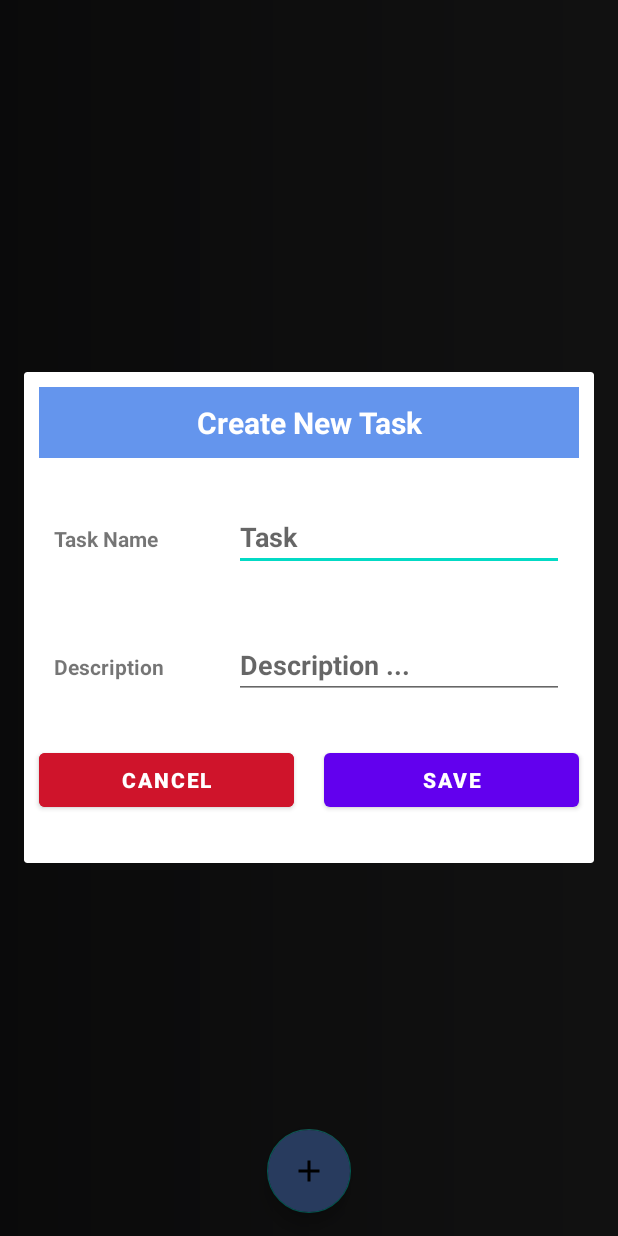
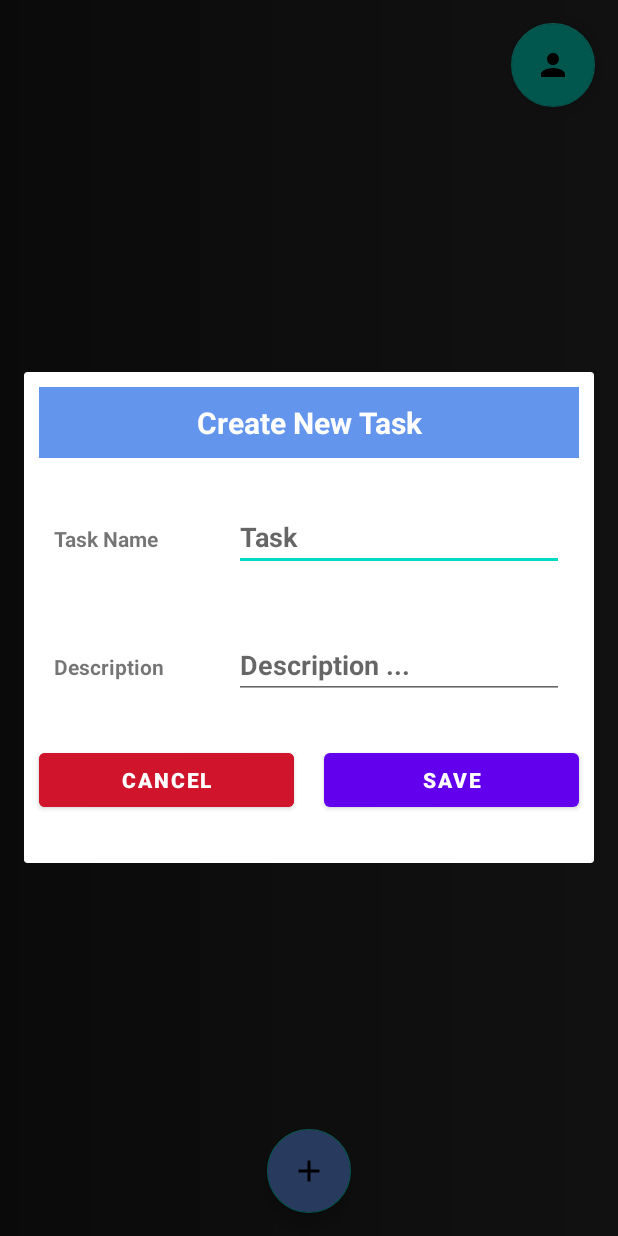
Before and after one commit to michelfawazz/EasyList, an Android app: the allTasks screen opened directly, with no data from a screen before it, after a tap on an icon or button, on a phone screen of 412 x 824 dp. Run offline under Robolectric (Android 15) with nearby library versions, the phone set to English and light mode, and no system bars; our stand-ins replace Firebase (no records; nobody signed in at launch, a user with empty details on screens opened directly).

Commit message:
Profile page

```diff
--- a/app/src/main/AndroidManifest.xml
+++ b/app/src/main/AndroidManifest.xml
@@ -9,6 +9,9 @@
         android:roundIcon="@mipmap/ic_launcher_round"
         android:supportsRtl="true"
         android:theme="@style/Theme.EasyList">
+        <activity
+            android:name=".Profile"
+            android:exported="true" />
         <activity
             android:name=".Overview"
             android:exported="true" />
--- a/app/src/main/java/com/example/easylist/allTasks.java
+++ b/app/src/main/java/com/example/easylist/allTasks.java
@@ -7,6 +7,7 @@ import androidx.recyclerview.widget.LinearLayoutManager;
 import androidx.recyclerview.widget.RecyclerView;
 
 import android.app.ProgressDialog;
+import android.content.Intent;
 import android.os.Bundle;
 import android.text.TextUtils;
 import android.view.LayoutInflater;
@@ -14,6 +15,8 @@ import android.view.View;
 import android.view.WindowManager;
 import android.widget.Button;
 import android.widget.EditText;
+import android.widget.ImageButton;
+import android.widget.ImageView;
 import android.widget.Toast;
 
 import com.google.android.gms.tasks.OnCompleteListener;
@@ -42,6 +45,8 @@ public class allTasks extends AppCompatActivity {
     private String description;
 
     private ProgressDialog loader;
+
+    private FloatingActionButton profileBtn;
 
 
     @Override
@@ -75,6 +80,20 @@ public class allTasks extends AppCompatActivity {
             @Override
             public void onClick(View v) {
                 CreateTask();
+            }
+        });
+
+
+
+        profileBtn =  findViewById(R.id.FloatingProfile);
+        profileBtn.setOnClickListener(new View.OnClickListener() {
+
+            @Override
+            public void onClick(View v) {
+
+                Intent intent = new Intent(allTasks.this, Profile.class);
+                startActivity(intent);
+
             }
         });
 
--- /dev/null
+++ b/app/src/main/res/drawable/ic_profile.xml
@@ -0,0 +1,5 @@
+<vector android:height="24dp" android:tint="#FFFFFF"
+    android:viewportHeight="24" android:viewportWidth="24"
+    android:width="24dp" xmlns:android="http://schemas.android.com/apk/res/android">
+    <path android:fillColor="@android:color/white" android:pathData="M12,12c2.21,0 4,-1.79 4,-4s-1.79,-4 -4,-4 -4,1.79 -4,4 1.79,4 4,4zM12,14c-2.67,0 -8,1.34 -8,4v2h16v-2c0,-2.66 -5.33,-4 -8,-4z"/>
+</vector>
--- a/app/src/main/res/layout/activity_alltasks.xml
+++ b/app/src/main/res/layout/activity_alltasks.xml
@@ -13,10 +13,21 @@
         android:layout_width="match_parent"
         android:layout_height="match_parent">
 
+        <com.google.android.material.floatingactionbutton.FloatingActionButton
+            android:id="@+id/FloatingProfile"
+            android:layout_width="wrap_content"
+            android:layout_height="wrap_content"
+            android:layout_gravity="top|right"
+            android:layout_margin="15dp"
+            android:src="@drawable/ic_profile"
+            android:backgroundTint="@null"
+            />
+
         <androidx.recyclerview.widget.RecyclerView
             android:id="@+id/recyclerView"
             android:layout_width="match_parent"
-            android:layout_height="match_parent" />
+            android:layout_height="match_parent"
+            android:layout_marginTop="5dp" />
 
         <com.google.android.material.floatingactionbutton.FloatingActionButton
             android:id="@+id/FloatingAb"
```
Also changed, not shown: app/src/main/java/com/example/easylist/Profile.java (added, +14 -0 lines), app/src/main/res/layout/activity_overview.xml (+13 -7 lines), app/src/main/res/layout/activity_profile.xml (added, +82 -0 lines).
